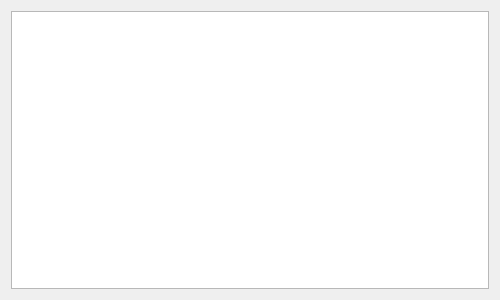
Qt form main.ui (Art-Nata/cofee_pr) before a commit.
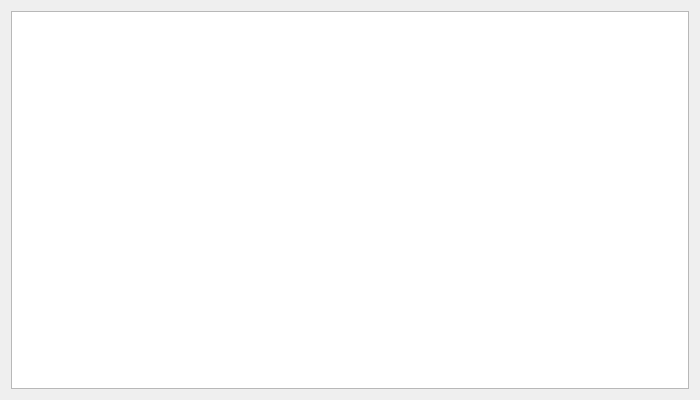
The same form after that commit.

Commit message: всё рабочее

The edit to the form file:
```diff
--- a/main.ui
+++ b/main.ui
@@ -6,8 +6,8 @@
    <rect>
     <x>0</x>
     <y>0</y>
-    <width>500</width>
-    <height>300</height>
+    <width>700</width>
+    <height>400</height>
    </rect>
   </property>
   <property name="windowTitle">
```
The commit also changes 2 other files.
